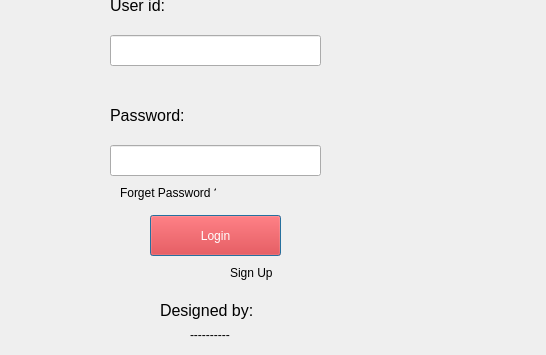
Qt form RMS_qt/login_page.ui (dev-pratik02/RMS) before a commit; both pictures show x 0 to 546 and y 245 to 600 of the 800 by 600 pixel window.
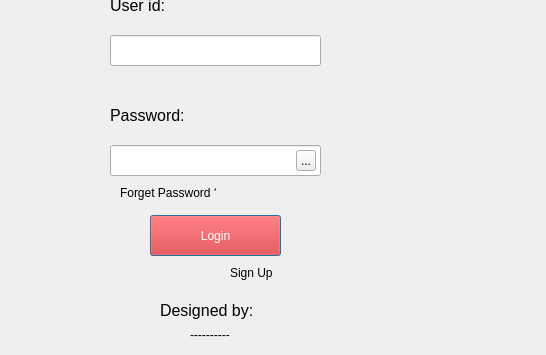
The same form after that commit.

Commit message: login page

```diff
--- a/RMS_qt/login_page.ui
+++ b/RMS_qt/login_page.ui
@@ -210,6 +210,19 @@
     <string>Sign Up</string>
    </property>
   </widget>
+  <widget class="QToolButton" name="eyeButton">
+   <property name="geometry">
+    <rect>
+     <x>296</x>
+     <y>395</y>
+     <width>20</width>
+     <height>21</height>
+    </rect>
+   </property>
+   <property name="text">
+    <string>...</string>
+   </property>
+  </widget>
  </widget>
  <resources/>
  <connections/>
```
The commit also changes 43 other files.
